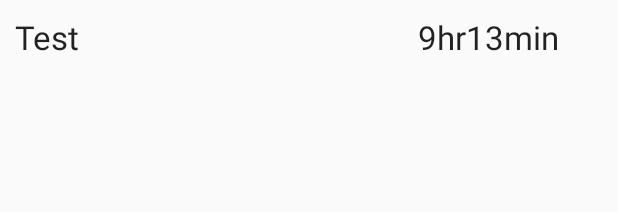
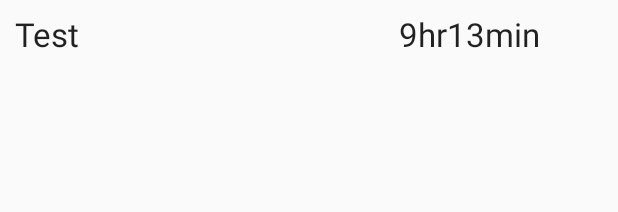
Before and after one commit to jschmuland/AndroidGroupProject, an Android app: the layout row_layout_sleep.xml on its own in the app's theme, with its tools: preview values and no code run, on a phone screen of 412 x 824 dp. Shown: the top 212 px of the screen. Run offline under Robolectric (Android 15) with nearby library versions, the phone set to English and light mode, and no system bars.

Commit message:
Making things look better

```diff
--- a/app/src/main/res/layout/activity_main.xml
+++ b/app/src/main/res/layout/activity_main.xml
@@ -46,12 +46,12 @@
             android:clickable="true">
 
             <ImageButton
+                android:id="@+id/sleep_icon"
                 android:layout_width="wrap_content"
                 android:layout_height="wrap_content"
-                app:srcCompat="@android:drawable/sym_def_app_icon"
-                android:id="@+id/imageButton0"
+                android:layout_gravity="center_horizontal"
                 android:clickable="false"
-                android:layout_gravity="center_horizontal"/>
+                app:srcCompat="@android:drawable/sym_def_app_icon" />
 
             <TextView
                 android:text="@string/title_activity_sleep_tracker"
--- a/app/src/main/res/layout/row_layout_sleep.xml
+++ b/app/src/main/res/layout/row_layout_sleep.xml
@@ -1,28 +1,28 @@
 <?xml version="1.0" encoding="utf-8"?>
 <RelativeLayout xmlns:android="http://schemas.android.com/apk/res/android"
     xmlns:app="http://schemas.android.com/apk/res-auto"
-    android:layout_width="match_parent" android:layout_height="match_parent">
+    android:layout_width="match_parent"
+    android:layout_height="45dp">
 
     <ImageView
         android:id="@+id/sleep_target_made"
         android:layout_width="wrap_content"
         android:layout_height="wrap_content"
-        app:srcCompat="@android:drawable/checkbox_on_background"
         android:layout_alignParentEnd="true"
-        android:layout_marginTop="10dp"
+        android:layout_centerVertical="true"
         android:layout_marginEnd="10dp"
         android:visibility="invisible"
-        />
+        app:srcCompat="@android:drawable/star_big_on" />
 
     <TextView
         android:id="@+id/sleepTime"
         android:layout_width="wrap_content"
         android:layout_height="wrap_content"
-        android:layout_marginTop="10dp"
         android:layout_marginEnd="10dp"
         android:layout_toStartOf="@id/sleep_target_made"
         android:minWidth="80dp"
         android:text="9hr13min"
+        android:layout_centerVertical="true"
         android:textAppearance="@android:style/TextAppearance.Holo.Large" />
 
     <TextView
@@ -30,15 +30,12 @@
         android:layout_width="wrap_content"
         android:layout_height="wrap_content"
         android:layout_alignParentStart="true"
-        android:layout_alignParentTop="true"
-        android:layout_marginTop="10dp"
         android:layout_marginEnd="10dp"
         android:layout_marginStart="10dp"
         android:layout_toStartOf="@id/sleepTime"
+        android:layout_centerVertical="true"
         android:textAppearance="@style/TextAppearance.AppCompat.Large"
         android:text="Test"/>
 
 
-
-
 </RelativeLayout>
```
